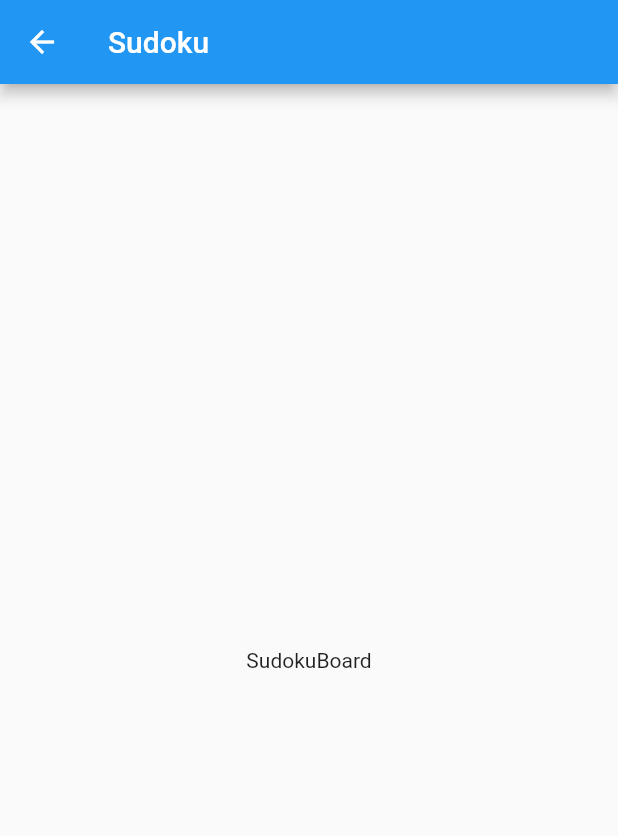
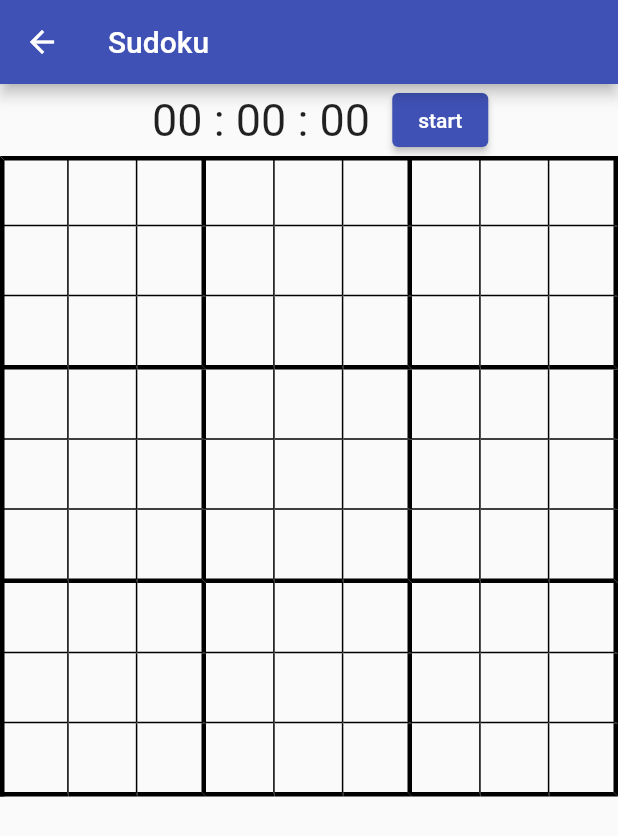
Before and after one commit to UsePerson/game, a Flutter app: the screen it shows after launch, after a tap on "Sudoku", on a phone screen of 412 x 824 dp. Shown: the top 836 px of the screen. Run offline on Flutter 3.47's test engine with Material 2 defaults, Android fonts, the light colour scheme and no system bars.

Commit message:
add Timer in SudokuPage, flexible sudokuBoard

```diff
--- a/lib/main.dart
+++ b/lib/main.dart
@@ -1,17 +1,22 @@
+import 'dart:async';
+import 'dart:math';
 import 'package:flutter/cupertino.dart';
 import 'package:flutter/material.dart';
 
+
+
 void main() {
+
   runApp(MyApp());
 }
 
 class MyApp extends StatelessWidget {
-  // This widget is the root of your application.
+
   @override
   Widget build(BuildContext context) {
     return MaterialApp(
       theme: ThemeData(
-        primarySwatch: Colors.blue,
+        primarySwatch: Colors.indigo,
       ),
       home: MyHomePage(title: 'Game'),
     );
@@ -28,8 +33,17 @@ class MyHomePage extends StatefulWidget {
 }
 
 class _MyHomePageState extends State<MyHomePage> {
+
+  void _sudokuPushSaved() {
+    Navigator.of(context).push(
+      MaterialPageRoute(
+          builder: (_) => SudokuPage('Sudoku')
+      ),
+    );
+  }
   @override
   Widget build(BuildContext context) {
+
     return Scaffold(
       appBar: AppBar(
         // Here we take the value from the MyHomePage object that was created by
@@ -54,21 +68,17 @@ class _MyHomePageState extends State<MyHomePage> {
               style: ButtonStyle(
                 foregroundColor: MaterialStateProperty.all<Color>(Colors.blue),
               ),
-              onPressed: () {},
-              child: Text('coming soon',
+              onPressed: () { },
+              child: Text(
+                  'coming soon',
                   style: TextStyle(
                     fontSize: 40,
-                  )),
+                  )
+              ),
             ),
           ],
         ),
       ),
-    );
-  }
-
-  void _sudokuPushSaved() {
-    Navigator.of(context).push(
-      MaterialPageRoute(builder: (_) => SudokuPage('Sudoku')),
     );
   }
 }
@@ -84,9 +94,172 @@ class SudokuPage extends StatelessWidget {
         title: Text(title),
       ),
       body: GestureDetector(
-        // onTap: () => ,
-        child: Center(child: Text("SudokuBoard")),
+        // onTap: ()
+        child: Column(
+          children: [
+            TimerBlock(),
+            SudokuBoard(),
+          ],
+        ),
       ),
     );
   }
 }
+class TimerBlock extends StatefulWidget{
+
+  @override
+  _TimerCounter createState() => new _TimerCounter();
+}
+
+class _TimerCounter extends State<TimerBlock>{
+
+  static const duration = const Duration(seconds: 1);
+  int time = 0;
+  bool stopTimer = true;
+  Timer? _timer ;
+  void stopTime(){
+    if(!stopTimer){
+      setState(() {
+        time += 1;
+      });
+    }
+  }
+  String changeStopText(){
+
+    if(stopTimer){
+      return "start";
+    }
+    return "stop";
+  }
+  @override
+  void initState() {
+    _timer = Timer.periodic(duration, (timer) {
+      stopTime();
+    });
+    super.initState();
+  }
+
+  @override
+  Widget build(BuildContext context) {
+    // if(_timer == null)
+    //   _timer = Timer.periodic(duration, (timer) {
+    //     stopTime();
+    //   });
+    int seconds = time % 60;
+    int minutes = time %(60*60) ~/ 60;
+    int hours = time ~/ (60 * 60);
+    return Row(
+      mainAxisAlignment: MainAxisAlignment.center,
+      children: <Widget>[
+        Text(
+              "  " + hours.toString().padLeft(2, '0') + " : ",
+              style: TextStyle(fontSize: 30),
+        ),
+        Text(
+            minutes.toString().padLeft(2, '0') + " : ",
+            style: TextStyle(fontSize: 30),
+        ),
+        Text(
+            seconds.toString().padLeft(2, '0') + "  ",
+            style: TextStyle(fontSize: 30),
+        ),
+        Container(
+          child: ElevatedButton(
+            child: Text(
+                changeStopText(),
+            ),
+            onPressed: (){
+
+              setState(() {
+                stopTimer = !stopTimer;
+              });
+            },
+          ),
+        ),
+      ],
+    );
+  }
+}
+
+class SudokuBoard extends StatelessWidget{
+
+  double defaultWidth(BuildContext context){
+    double height = MediaQuery.of(context).size.height ;
+    height = ( height >= 200.0) ? (height - 200.0) / 9  : height / 9 ;
+    double width = (MediaQuery.of(context).size.width) / 9;
+    return (width < height/2) ? width : min(height, width);
+  }
+  @override
+  Widget build(BuildContext context){
+
+    return Table(
+      defaultColumnWidth: FixedColumnWidth(defaultWidth(context)),
+      border: TableBorder(
+        left: BorderSide(width: 3.0, color: Colors.black),
+        top: BorderSide(width: 3.0, color: Colors.black),
+      ),
+      defaultVerticalAlignment: TableCellVerticalAlignment.middle,
+      children: _getTableRows(),
+    );
+  }
+  List<TableRow> _getTableRows(){
+
+    return List.generate(
+        9, (rowNumber) => TableRow(children: _getRow(rowNumber))
+      );
+    }
+  List<Widget> _getRow(int rowNumber){
+
+    return List.generate(9, (int colNumber) {
+      return Container(
+        decoration: BoxDecoration(
+          border: Border(
+            right: BorderSide(
+              width: (colNumber % 3 == 2) ? 3.0 : 1.0,
+              color: Colors.black,
+            ),
+            bottom: BorderSide(
+              width: (rowNumber % 3 == 2) ? 3.0 : 1.0,
+              color: Colors.black,
+            ),
+          ),
+        ),
+        child: SudokuCell(rowNumber, colNumber),
+      );
+    });
+  }
+}
+
+class SudokuCell extends StatelessWidget{
+
+  final int row, col;
+  SudokuCell(this.row, this.col);
+
+  double blockSize(BuildContext context){
+
+    double height = (MediaQuery.of(context).size.height - 200.0) /9;
+    double width = (MediaQuery.of(context).size.width) / 9;
+
+    return (width < height/2) ? width : min(height, width);
+  }
+  @override
+  Widget build(BuildContext context){
+    return InkResponse(
+      enableFeedback: true,
+      onTap: (){
+        debugPrint('($row, $col) ');
+        debugPrint(blockSize(context).toString());
+        debugPrint(MediaQuery.of(context).size.width.toString());
+      },
+      child: SizedBox(
+        width: blockSize(context),
+        height: blockSize(context),
+        child: Container(
+          child: Center(
+            child: Text(''),
+          ),
+        ),
+      ),
+    );
+  }
+}
--- a/pubspec.yaml
+++ b/pubspec.yaml
@@ -23,7 +23,6 @@ environment:
 dependencies:
   flutter:
     sdk: flutter
-
 
   # The following adds the Cupertino Icons font to your application.
   # Use with the CupertinoIcons class for iOS style icons.
```
